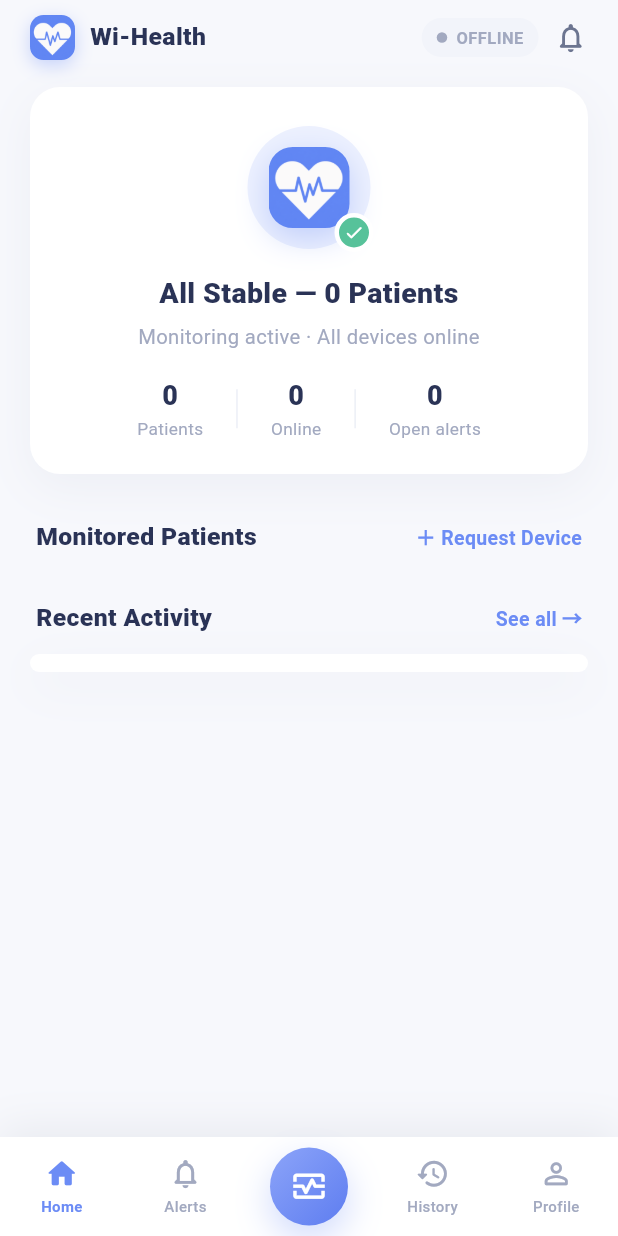
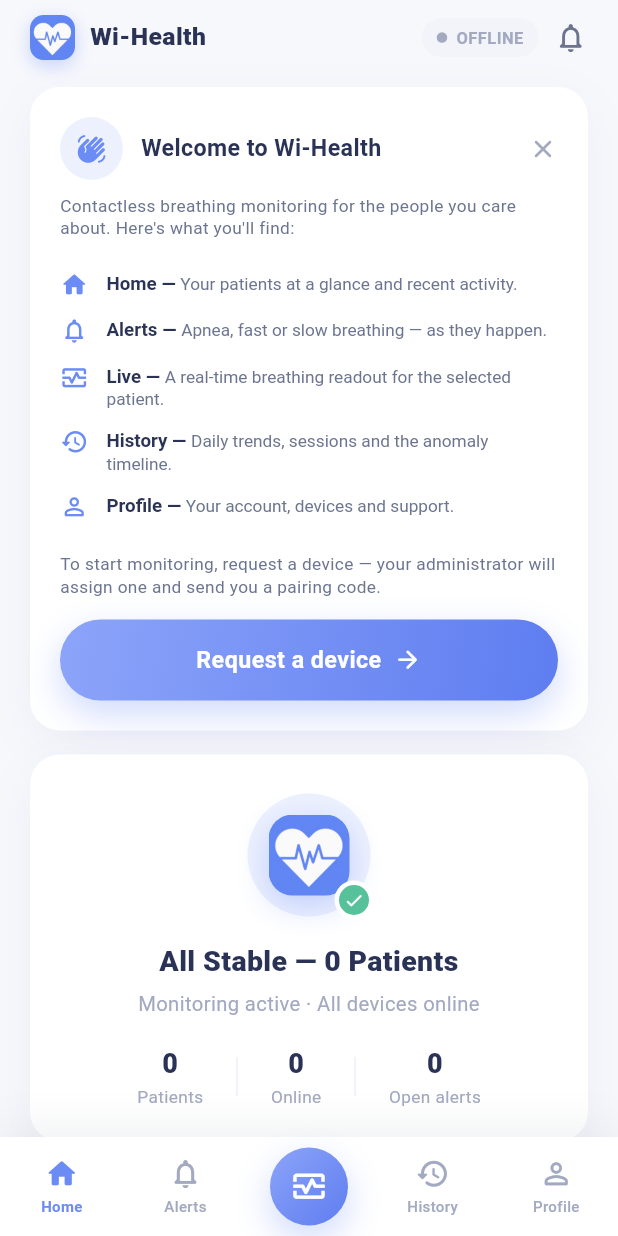
Before and after one commit to markeet04/Wi-Health, a Flutter app: the ShellScreen screen opened directly, on a phone screen of 412 x 824 dp. Run offline on Flutter 3.47's test engine with Material 3 defaults, Android fonts, the phone set to English and light mode, and no system bars; our stand-ins replace firebase_auth, firebase_core, firebase_database, firebase_messaging, flutter_local_notifications, lottie; accounts and stored records are empty; generated files the repository leaves out were written again.

Commit message:
guided wizards added

```diff
--- a/cloud/database.rules.json
+++ b/cloud/database.rules.json
@@ -128,6 +128,11 @@
       ".write": false
     },
 
+    "deviceCounter": {
+      ".read": false,
+      ".write": false
+    },
+
     "deviceRequests": {
       ".read": "auth != null && auth.token.role === 'admin'",
       ".indexOn": ["uid", "status"],
--- a/mobile/lib/screens/home_screen.dart
+++ b/mobile/lib/screens/home_screen.dart
@@ -6,6 +6,7 @@ import '../widgets/charts.dart';
 import '../widgets/common.dart';
 import '../widgets/logo.dart';
 import 'link_device_screen.dart';
+import 'pairing_wizard_screen.dart';
 
 class HomeScreen extends StatelessWidget {
   const HomeScreen({
@@ -43,6 +44,14 @@ class HomeScreen extends StatelessWidget {
                 const SizedBox(height: 18),
                 if (app.pairingCode != null && !app.pairingCode!.isExpired) ...[
                   _pairingCard(context, app.pairingCode!),
+                  const SizedBox(height: 16),
+                ],
+                // First-run welcome for a brand-new account with no device yet:
+                // a short intro + what each tab does + a clear way forward.
+                if (app.patients.isEmpty &&
+                    !app.welcomeDismissed &&
+                    (app.pairingCode == null || app.pairingCode!.isExpired)) ...[
+                  _welcomeCard(context),
                   const SizedBox(height: 16),
                 ],
                 _statusCard(allStable, lowSignal),
@@ -132,6 +141,92 @@ class HomeScreen extends StatelessWidget {
     );
   }
 
+  Widget _welcomeCard(BuildContext context) {
+    return SoftCard(
+      padding: const EdgeInsets.all(20),
+      child: Column(
+        crossAxisAlignment: CrossAxisAlignment.start,
+        children: [
+          Row(
+            children: [
+              const CircleBadge(
+                icon: Icons.waving_hand_rounded,
+                color: WiColors.primary,
+                background: WiColors.primarySoft,
+                size: 42,
+              ),
+              const SizedBox(width: 12),
+              Expanded(
+                child: Text('Welcome to Wi-Health',
+                    style: WiText.title.copyWith(fontSize: 15.5)),
+              ),
+              GestureDetector(
+                onTap: () => app.dismissWelcome(),
+                child: const Icon(Icons.close_rounded,
+                    color: WiColors.inkFaint, size: 20),
+              ),
+            ],
+          ),
+          const SizedBox(height: 10),
+          Text(
+            'Contactless breathing monitoring for the people you care about. '
+            'Here\'s what you\'ll find:',
+            style: WiText.caption.copyWith(color: WiColors.inkSoft),
+          ),
+          const SizedBox(height: 14),
+          _tabHint(Icons.home_rounded, 'Home',
+              'Your patients at a glance and recent activity.'),
+          _tabHint(Icons.notifications_none_rounded, 'Alerts',
+              'Apnea, fast or slow breathing — as they happen.'),
+          _tabHint(Icons.monitor_heart_outlined, 'Live',
+              'A real-time breathing readout for the selected patient.'),
+          _tabHint(Icons.history_rounded, 'History',
+              'Daily trends, sessions and the anomaly timeline.'),
+          _tabHint(Icons.person_outline_rounded, 'Profile',
+              'Your account, devices and support.'),
+          const SizedBox(height: 16),
+          Text(
+            'To start monitoring, request a device — your administrator will '
+            'assign one and send you a pairing code.',
+            style: WiText.caption.copyWith(color: WiColors.inkSoft),
+          ),
+          const SizedBox(height: 14),
+          PrimaryButton(
+            text: 'Request a device',
+            trailingArrow: true,
+            onPressed: () => _linkDevice(context),
+          ),
+        ],
+      ),
+    );
+  }
+
+  Widget _tabHint(IconData icon, String label, String desc) {
+    return Padding(
+      padding: const EdgeInsets.symmetric(vertical: 6),
+      child: Row(
+        crossAxisAlignment: CrossAxisAlignment.start,
+        children: [
+          Icon(icon, size: 19, color: WiColors.primary),
+          const SizedBox(width: 12),
+          Expanded(
+            child: RichText(
+              text: TextSpan(
+                style: WiText.caption.copyWith(color: WiColors.inkSoft),
+                children: [
+                  TextSpan(
+                      text: '$label — ',
+                      style: WiText.title.copyWith(fontSize: 12.5)),
+                  TextSpan(text: desc),
+                ],
+              ),
+            ),
+          ),
+        ],
+      ),
+    );
+  }
+
   Widget _pairingCard(BuildContext context, PairingCode pc) {
     return SoftCard(
       color: WiColors.primarySoft,
@@ -206,6 +301,13 @@ class HomeScreen extends StatelessWidget {
               Text('Expires ${_shortTime(pc.expiresAt)}',
                   style: WiText.caption),
             ],
+          ),
+          const SizedBox(height: 12),
+          PrimaryButton(
+            text: 'Show set-up guide',
+            trailingArrow: true,
+            onPressed: () => Navigator.of(context).push(MaterialPageRoute(
+                builder: (_) => PairingWizardScreen(code: pc.code))),
           ),
         ],
       ),
```
Also changed, not shown: mobile/lib/models.dart (+10 -0 lines), mobile/lib/screens/pairing_wizard_screen.dart (added, +222 -0 lines), 4 other files.
